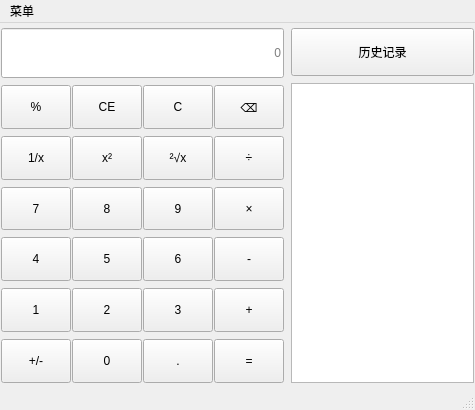
This is Calculator/mainwindow.ui in HarveyLoradom/Code as Qt 5 draws it before an edit. The edited form follows.
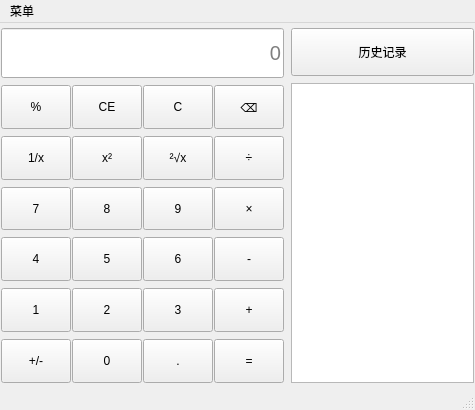
This is the edited form. Icons and pictures are not drawn.

Diff of the .ui file:
```diff
--- a/Calculator/mainwindow.ui
+++ b/Calculator/mainwindow.ui
@@ -516,6 +516,11 @@
             <height>16777215</height>
            </size>
           </property>
+          <property name="font">
+           <font>
+            <pointsize>15</pointsize>
+           </font>
+          </property>
           <property name="layoutDirection">
            <enum>Qt::LayoutDirection::LeftToRight</enum>
           </property>
```
Left out of the diff: 8 changed lines with no effect on the pictures.
